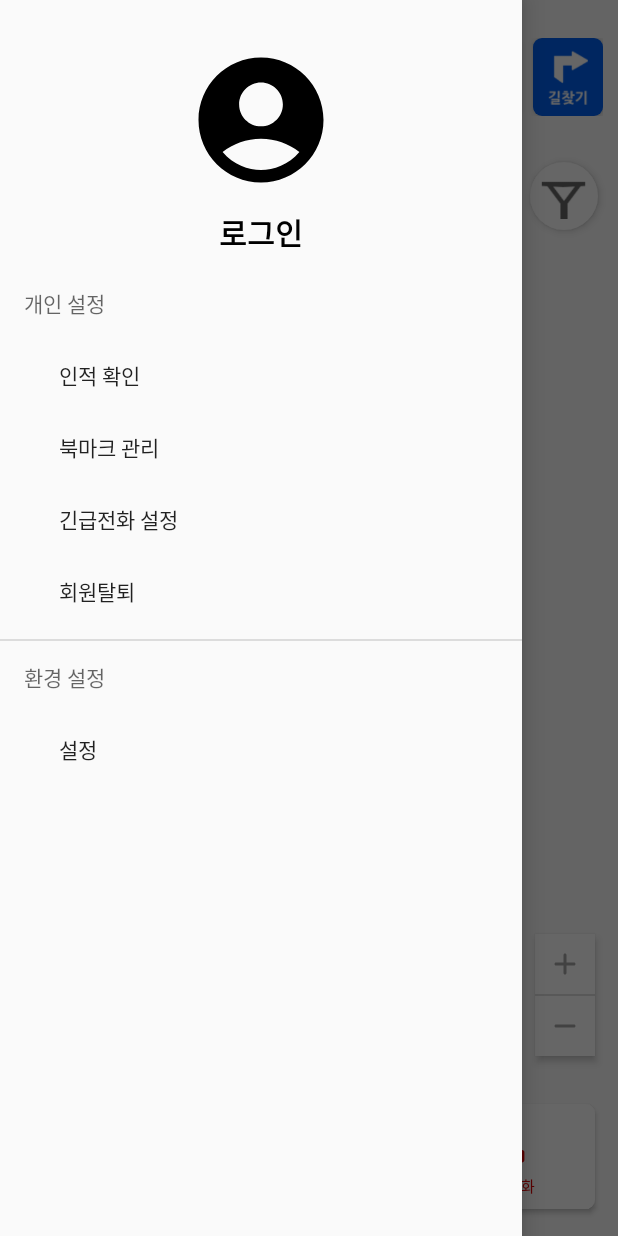
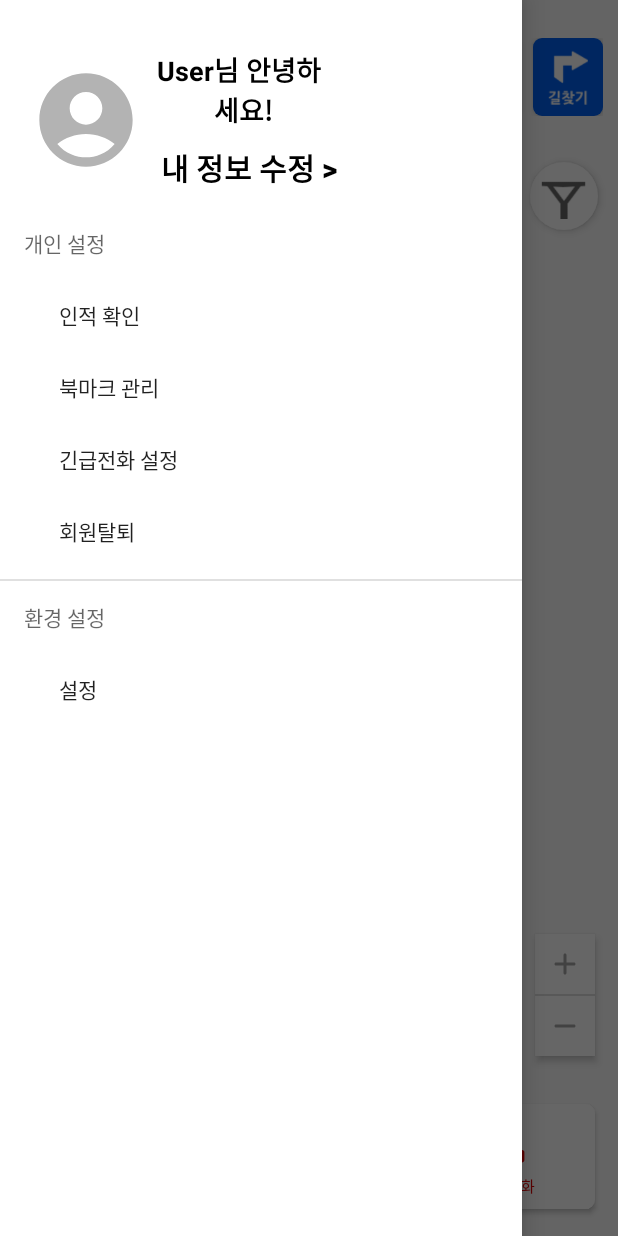
Before and after one commit to With-Us-Earth/GG-Map, an Android app: the screen it shows after launch (MainActivity), with the side drawer open, on a phone screen of 412 x 824 dp. Run offline under Robolectric (Android 15) with nearby library versions, the phone set to English and light mode, and no system bars; our stand-ins replace Firebase (no records; nobody signed in at launch, a user with empty details on screens opened directly); libraries missing offline, so code that uses them is left out: com.skt; 7 statements that could not run were skipped.

```diff
--- a/app/src/main/java/com/example/ggmap/GwangjinStreetLight.java
+++ b/app/src/main/java/com/example/ggmap/GwangjinStreetLight.java
@@ -4,6 +4,10 @@ public class GwangjinStreetLight {
     private String name;
     private double latitude;
     private double longitude;
+
+    public GwangjinStreetLight(){
+
+    }
 
     public GwangjinStreetLight(String name, double latitude, double longitude){
         this.name = name;
--- a/app/src/main/java/com/example/ggmap/MainActivity.java
+++ b/app/src/main/java/com/example/ggmap/MainActivity.java
@@ -74,6 +74,10 @@ public class MainActivity extends AppCompatActivity {
     private TMapView tMapView;
     private LocationManager locationManager;
     private ActivityResultLauncher<String[]> locationPermissionRequest;
+    private boolean lightButton = false;
+    private final ArrayList<GwangjinStreetLight> gwangjinStreetLightArrayList = new ArrayList<>();
+    private final ArrayList<TMapMarkerItem> markerLightItems = new ArrayList<>();
+
 
     boolean keep = true;
     private final Runnable runner = new Runnable() {
@@ -191,8 +195,7 @@ public class MainActivity extends AppCompatActivity {
                     Manifest.permission.ACCESS_FINE_LOCATION,
                     Manifest.permission.ACCESS_COARSE_LOCATION
             });
-        }
-        else {
+        } else {
             Location location = locationManager.getLastKnownLocation(LocationManager.GPS_PROVIDER);
             if (location != null) {
                 locationManager.requestLocationUpdates(LocationManager.GPS_PROVIDER, 1500, 10, locationListener);
@@ -231,32 +234,51 @@ public class MainActivity extends AppCompatActivity {
             }
         });
 
+        findViewById(R.id.btn_light).setOnClickListener(new View.OnClickListener() {
+            @Override
+            public void onClick(View v) {
+                int a = 0;
+                Bitmap lightBitmap = BitmapFactory.decodeResource(getResources(), R.drawable.streetlight);
+
+                if (lightButton) {
+                    lightButton = false;
+                    for (GwangjinStreetLight gwangjinStreetLight : gwangjinStreetLightArrayList) {
+                        markerLightItems.clear();
+                        tMapView.removeMarkerItem("gjStreetLightsLocation" + a);
+                        a++;
+                    }
+                } else {
+                    lightButton = true;
+                    for (GwangjinStreetLight gwangjinStreetLight : gwangjinStreetLightArrayList) {
+                        double lat = gwangjinStreetLight.getLatitude();      // 위도
+                        double lon = gwangjinStreetLight.getLongitude();     // 경도
+
+                        // TMapPoint
+                        markerLightItems.add(new TMapMarkerItem());
+                        TMapPoint tMapPoint = new TMapPoint(lat, lon);
+
+                        markerLightItems.get(a).setIcon(lightBitmap);                 // bitmap를 Marker icon으로 사용
+                        markerLightItems.get(a).setPosition(0.5f, 1.0f);  // Marker img의 position
+                        markerLightItems.get(a).setTMapPoint(tMapPoint);         // Marker의 위치
+
+                        // id로 Marker을 식별
+                        tMapView.addMarkerItem("gjStreetLightsLocation" + a, markerLightItems.get(a));
+                        a++;
+                    }
+                }
+            }
+        });
+
+
     } // end of onCreate()
 
     private final ValueEventListener valueEventListener = new ValueEventListener() {
         @Override
         public void onDataChange(@NonNull DataSnapshot snapshot) {
-            Bitmap lightBitmap = BitmapFactory.decodeResource(getResources(), R.drawable.streetlight);
-            for (DataSnapshot dataSnapshot: snapshot.getChildren()) {
-
-                int a=0;
-                //GwangjinStreetLight gwangjinStreetLight = snapshot.getValue(GwangjinStreetLight.class);
-                System.out.println(dataSnapshot.getValue());/*
-                double lat = gwangjinStreetLight.getLatitude();      // 위도
-                double lon = gwangjinStreetLight.getLongitude();     // 경도
-
-                // TMapPoint
-                TMapPoint tMapPoint = new TMapPoint(lat, lon);
-                TMapMarkerItem tMapMarkerItem = new TMapMarkerItem();
-
-                tMapMarkerItem.setIcon(lightBitmap);                 // bitmap를 Marker icon으로 사용
-                tMapMarkerItem.setPosition(0.5f, 1.0f);  // Marker img의 position
-                tMapMarkerItem.setTMapPoint(tMapPoint);         // Marker의 위치
-
-                // add Marker on T Map View
-                // id로 Marker을 식별
-                tMapView.addMarkerItem("gjStreetLightsLocation" + a, tMapMarkerItem);
-                a++;*/
+            int a = 0;
+            for (DataSnapshot dataSnapshot : snapshot.getChildren()) {
+                GwangjinStreetLight gwangjinStreetLight = dataSnapshot.getValue(GwangjinStreetLight.class);
+                gwangjinStreetLightArrayList.add(gwangjinStreetLight);
             }
         }
 
@@ -278,7 +300,6 @@ public class MainActivity extends AppCompatActivity {
         } else {
             Location location = locationManager.getLastKnownLocation(LocationManager.GPS_PROVIDER);
             if (location != null) {
-
                 locationManager.requestLocationUpdates(LocationManager.GPS_PROVIDER, 1500, 10, locationListener);
                 locationManager.requestLocationUpdates(LocationManager.NETWORK_PROVIDER, 1500, 10, locationListener);
             }
--- a/app/src/main/java/com/example/ggmap/SearchActivity.java
+++ b/app/src/main/java/com/example/ggmap/SearchActivity.java
@@ -55,6 +55,13 @@ public class SearchActivity extends AppCompatActivity {
             }
         });
 
+        findViewById(R.id.ll_myLocation).setOnClickListener(new View.OnClickListener() {
+            @Override
+            public void onClick(View v) {
+                //위치 받아오기
+            }
+        });
+
 
         findViewById(R.id.btn_back).setOnClickListener(new View.OnClickListener() {
             @Override
--- a/app/src/main/res/layout/activity_main.xml
+++ b/app/src/main/res/layout/activity_main.xml
@@ -96,6 +96,7 @@
                 android:orientation="vertical">
 
                 <ImageView
+                    android:id="@+id/btn_light"
                     android:layout_width="45dp"
                     android:layout_height="45dp"
                     android:padding="7dp"
@@ -312,6 +313,7 @@
 
     <com.google.android.material.navigation.NavigationView
         android:id="@+id/navigation_view"
+        android:backgroundTint="@color/white"
         android:layout_width="match_parent"
         android:layout_height="match_parent"
         android:layout_gravity="start"
--- a/app/src/main/res/layout/activity_search.xml
+++ b/app/src/main/res/layout/activity_search.xml
@@ -34,6 +34,7 @@
             android:layout_height="match_parent"
             android:layout_gravity="center"
             android:layout_marginStart="10dp"
+            android:layout_marginEnd="10dp"
             android:background="#00FFFFFF"
             android:ems="17"
             android:gravity="center_vertical"
--- a/app/src/main/res/layout/activity_search_path.xml
+++ b/app/src/main/res/layout/activity_search_path.xml
@@ -44,6 +44,7 @@
                 android:layout_marginStart="10dp"
                 android:layout_weight="1"
                 android:background="#E3E3E3"
+                android:paddingLeft="10dp"
                 android:ems="17"
                 android:gravity="center_vertical"
                 android:hint="출발지"
@@ -57,6 +58,7 @@
                 android:layout_width="30dp"
                 android:layout_height="30dp"
                 android:layout_gravity="center"
+                android:layout_marginStart="10dp"
                 android:layout_marginEnd="10dp"
                 android:backgroundTint="#00FFFFFF"
                 android:src="@drawable/ic_baseline_import_export_24"
@@ -94,6 +96,7 @@
                 android:layout_width="match_parent"
                 android:layout_height="match_parent"
                 android:layout_weight="1"
+                android:paddingLeft="10dp"
                 android:layout_gravity="center"
                 android:layout_marginStart="10dp"
                 android:background="#E3E3E3"
@@ -110,6 +113,7 @@
                 android:layout_width="30dp"
                 android:layout_height="30dp"
                 android:layout_gravity="center"
+                android:layout_marginStart="10dp"
                 android:layout_marginEnd="10dp"
                 android:backgroundTint="#00FFFFFF"
                 android:tint="#505050"
--- a/app/src/main/res/layout/activity_search_path_result.xml
+++ b/app/src/main/res/layout/activity_search_path_result.xml
@@ -65,6 +65,7 @@
                 <ImageButton
                     android:layout_width="30dp"
                     android:layout_height="30dp"
+                    android:layout_marginStart="10dp"
                     android:layout_gravity="center"
                     android:layout_marginEnd="10dp"
                     android:backgroundTint="#00FFFFFF"
@@ -114,6 +115,7 @@
                     android:layout_width="match_parent"
                     android:layout_height="match_parent"
                     android:layout_gravity="center"
+                    android:layout_marginEnd="10dp"
                     android:layout_marginStart="5dp"
                     android:background="#00FFFFFF"
                     android:ems="17"
--- a/app/src/main/res/layout/drawer_header.xml
+++ b/app/src/main/res/layout/drawer_header.xml
@@ -1,27 +1,90 @@
 <?xml version="1.0" encoding="utf-8"?>
 <LinearLayout xmlns:android="http://schemas.android.com/apk/res/android"
     xmlns:app="http://schemas.android.com/apk/res-auto"
+    xmlns:tools="http://schemas.android.com/tools"
     android:layout_width="match_parent"
     android:layout_height="wrap_content"
-    android:paddingTop="30dp"
-    android:orientation="vertical">
+    android:orientation="vertical"
+    android:paddingTop="30dp">
+
+    <LinearLayout
+        android:layout_width="match_parent"
+        android:layout_height="wrap_content"
+        android:orientation="horizontal">
 
         <ImageView
             android:layout_width="100dp"
             android:layout_height="100dp"
             android:layout_gravity="center"
+            android:layout_marginStart="20dp"
+            android:layout_weight="1"
             android:src="@drawable/ic_baseline_account_circle_24"
-        app:tint="@color/black" />
+            android:tint="#B3B3B3"
+            tools:ignore="UseAppTint" />
+
+        <LinearLayout
+            android:layout_width="wrap_content"
+            android:layout_height="wrap_content"
+            android:layout_gravity="center|end"
+            android:layout_marginStart="10dp"
+            android:layout_marginEnd="10dp"
+            android:layout_weight="1"
+            android:orientation="vertical">
+
+            <LinearLayout
+                android:layout_width="wrap_content"
+                android:layout_height="wrap_content"
+                android:orientation="horizontal">
+
+                <TextView
+                    android:layout_width="wrap_content"
+                    android:layout_height="wrap_content"
+                    android:text="User"
+                    android:textColor="@color/black"
+                    android:textSize="18sp"
+                    android:textStyle="bold" />
+
+                <TextView
+                    android:layout_width="wrap_content"
+                    android:layout_height="wrap_content"
+                    android:text="님 안녕하세요!"
+                    android:textColor="@color/black"
+                    android:textSize="18sp"
+                    android:textStyle="bold" />
+
+
+            </LinearLayout>
+
+
+            <Button
+                android:layout_width="wrap_content"
+                android:layout_height="30dp"
+                android:layout_gravity="center"
+                android:layout_marginTop="10dp"
+                android:background="#00FFFFFF"
+                android:text="내 정보 수정 >"
+                android:textColor="@color/black"
+                android:textSize="20sp"
+                android:textStyle="bold" />
+
+        </LinearLayout>
+
 
         <Button
             android:layout_width="100dp"
             android:layout_height="30dp"
             android:layout_gravity="center"
             android:layout_marginTop="10dp"
+            android:layout_marginEnd="10dp"
             android:background="#00FFFFFF"
             android:text="로그인"
+            android:textColor="@color/black"
+            android:textSize="20sp"
             android:textStyle="bold"
-        android:textColor="@color/black"
-        android:textSize="20sp" />
+            android:visibility="invisible" />
+
 
     </LinearLayout>
+
+
+</LinearLayout>
```
Lines whose indentation alone changed are shown as unchanged.
